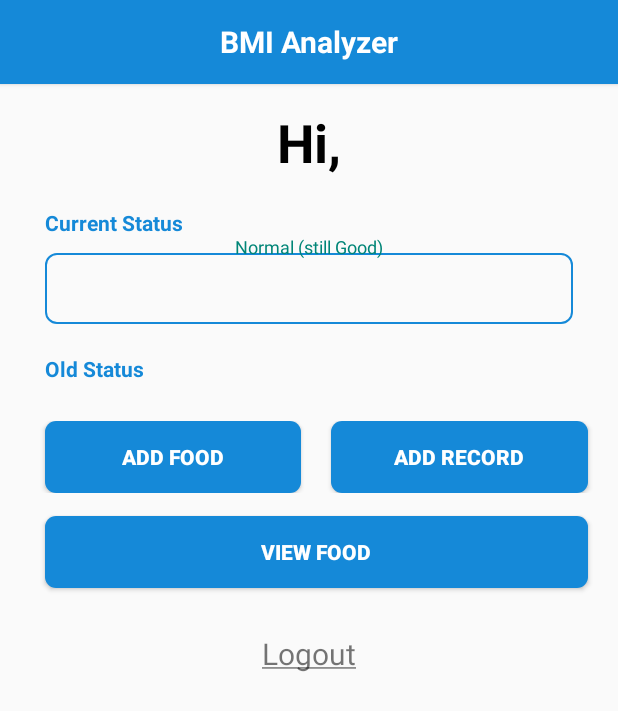
After one commit to malak119/BMI_Analyzer, an Android app: the HomeActivity screen opened directly, with no data from a screen before it, on a phone screen of 412 x 824 dp. The commit adds this screen. Shown: the top 711 px of the screen. Run offline under Robolectric (Android 15) with nearby library versions, the phone set to English and light mode, and no system bars.

Commit message:
Creating HomeActivity and some files to make it suits the UI.

```diff
--- a/app/src/main/AndroidManifest.xml
+++ b/app/src/main/AndroidManifest.xml
@@ -10,6 +10,9 @@
         android:roundIcon="@mipmap/ic_launcher_round"
         android:supportsRtl="true"
         android:theme="@style/Theme.AppCompat.Light.NoActionBar">
+        <activity
+            android:name=".HomeActivity"
+            android:exported="false" />
         <activity
             android:name=".AddFoodActivity"
             android:exported="false" />
--- /dev/null
+++ b/app/src/main/java/com/malakibQq/myapplication/HomeActivity.java
@@ -0,0 +1,13 @@
+package com.malakibQq.myapplication;
+
+import android.support.v7.app.AppCompatActivity;
+import android.os.Bundle;
+
+public class HomeActivity extends AppCompatActivity {
+
+    @Override
+    protected void onCreate(Bundle savedInstanceState) {
+        super.onCreate(savedInstanceState);
+        setContentView(R.layout.activity_home);
+    }
+}
--- /dev/null
+++ b/app/src/main/res/drawable/border.xml
@@ -0,0 +1,6 @@
+<?xml version="1.0" encoding="utf-8"?>
+<shape xmlns:android="http://schemas.android.com/apk/res/android" android:shape="rectangle">
+    <corners android:radius="7dp" />
+    <stroke android:width="1dp" android:color="@color/blue">
+    </stroke>
+</shape>
--- /dev/null
+++ b/app/src/main/res/layout/activity_home.xml
@@ -0,0 +1,115 @@
+<?xml version="1.0" encoding="utf-8"?>
+<LinearLayout xmlns:android="http://schemas.android.com/apk/res/android"
+    xmlns:app="http://schemas.android.com/apk/res-auto"
+    xmlns:tools="http://schemas.android.com/tools"
+    android:layout_width="match_parent"
+    android:layout_height="match_parent"
+    tools:context=".HomeActivity"
+    android:layoutDirection="ltr"
+    android:orientation="vertical">
+
+    <include
+        android:id="@+id/toolbar"
+        layout="@layout/toolbar" />
+
+    <TextView
+        android:layout_width="match_parent"
+        android:layout_height="wrap_content"
+        android:text="@string/hi"
+        android:textColor="@color/black"
+        android:textStyle="bold"
+        android:gravity="center"
+        android:textSize="35sp"
+        android:layout_marginTop="15dp"
+        android:layout_marginBottom="20dp"
+        >
+    </TextView>
+
+    <TextView
+        android:id="@+id/current_status"
+        android:layout_width="wrap_content"
+        android:layout_height="wrap_content"
+        android:layout_marginStart="30dp"
+        android:text="@string/current_status"
+        android:textColor="@color/blue"
+        android:textStyle="bold" />
+
+    <android.support.design.widget.TextInputLayout
+        android:layout_width="match_parent"
+        android:layout_height="wrap_content"
+        android:layout_marginStart="30dp"
+        android:layout_marginEnd="30dp"
+        android:layout_marginBottom="20dp">
+
+        <android.support.design.widget.TextInputEditText
+            android:layout_width="match_parent"
+            android:layout_height="47dp"
+            android:background="@drawable/border"
+            android:gravity="center"
+            android:hint="@string/normal" />
+    </android.support.design.widget.TextInputLayout>
+
+    <TextView
+        android:id="@+id/old_status"
+        android:layout_width="wrap_content"
+        android:layout_height="wrap_content"
+        android:layout_marginStart="30dp"
+        android:text="@string/old_status"
+        android:textColor="@color/blue"
+        android:textStyle="bold" />
+
+    <LinearLayout
+        android:layout_width="match_parent"
+        android:layout_height="wrap_content"
+        android:orientation="horizontal"
+        android:layout_marginTop="25dp"
+        >
+
+        <Button
+            android:id="@+id/add_food"
+            android:layout_width="wrap_content"
+            android:layout_height="wrap_content"
+            android:layout_marginStart="30dp"
+            android:layout_marginEnd="20dp"
+            android:layout_weight="1"
+            android:text="@string/add_food_btn"
+            android:background="@drawable/rounded_corners"
+            android:textColor="@color/white"
+            android:textStyle="bold" />
+
+        <Button
+            android:id="@+id/add_record"
+            android:layout_width="wrap_content"
+            android:layout_height="wrap_content"
+            android:layout_marginEnd="20dp"
+            android:layout_weight="1"
+            android:background="@drawable/rounded_corners"
+            android:text="@string/add_record"
+            android:textColor="@color/white"
+            android:textStyle="bold" />
+    </LinearLayout>
+
+
+    <Button
+        android:id="@+id/view_food"
+        android:layout_width="match_parent"
+        android:layout_height="wrap_content"
+        android:layout_marginStart="30dp"
+        android:layout_marginEnd="20dp"
+        android:layout_marginTop="15dp"
+        android:layout_marginBottom="30dp"
+        android:background="@drawable/rounded_corners"
+        android:text="@string/view_food"
+        android:textColor="@color/white"
+        android:textStyle="bold">
+    </Button>
+
+    <TextView
+        android:layout_width="wrap_content"
+        android:layout_height="wrap_content"
+        android:layout_gravity="center"
+        android:text="@string/logout"
+        android:textSize="20sp">
+    </TextView>
+
+</LinearLayout>
--- a/app/src/main/res/values/strings.xml
+++ b/app/src/main/res/values/strings.xml
@@ -42,5 +42,16 @@
     <string name="food_photo_Desc"> Here, there is a photo for food which is </string>
     <string name="upload_photo"> Upload Photo</string>
     <string name="save"> Save</string>
+    <string name="hi"> Hi,</string>
+    <string name="current_status"> Current Status</string>
+    <string name="old_status">Old Status</string>
+    <string name="add_food_btn">Add Food</string>
+    <string name="add_record">Add Record</string>
+    <string name="view_food">View Food</string>
+    <string name="logout"><u>Logout</u></string>
+    <string name="normal">Normal (still Good)</string>
+
+
+
 
 </resources>
```
